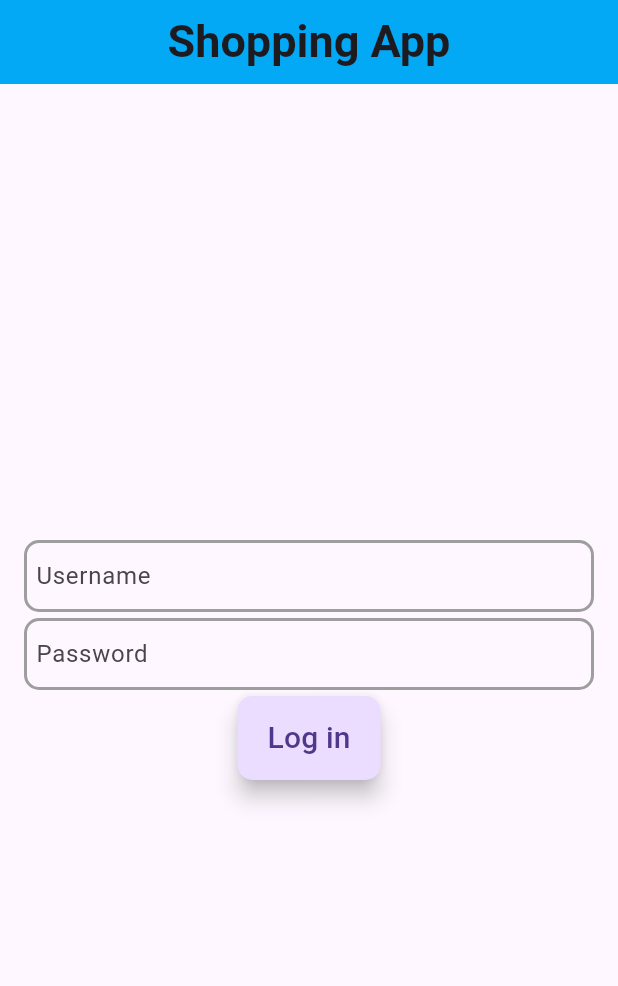
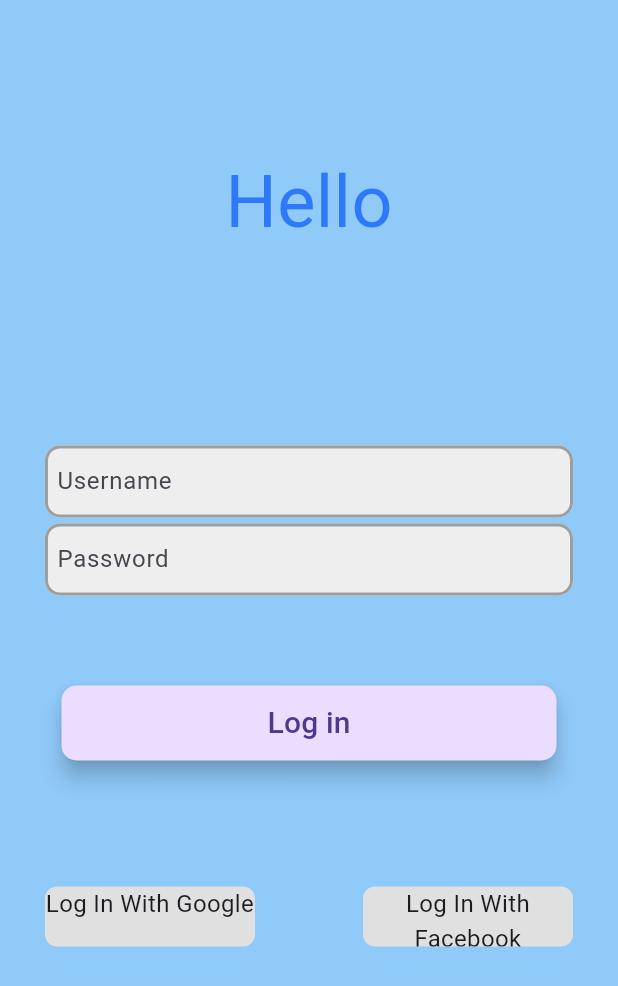
Before and after one commit to santiago-rey2/Simple_Shopping_App, a Flutter app: the screen it shows after launch, on a phone screen of 412 x 824 dp. Shown: the top 986 px of the screen. Run offline on Flutter 3.47's test engine with Material 3 defaults, Android fonts, the phone set to English and light mode, and no system bars; key blocks and very long unbroken strings in the code were emptied for the run.

Commit message:
cambio completo del diseño en la pagina de login

```diff
--- a/simple_shopping/lib/views/loginpage.dart
+++ b/simple_shopping/lib/views/loginpage.dart
@@ -8,32 +8,28 @@ class LoginPage extends StatelessWidget {
   @override
   Widget build(BuildContext context) {
     return Scaffold(
-      appBar: AppBar(
-        title: Text(
-          logintitle,
-          style: const TextStyle(fontSize: 30, fontWeight: FontWeight.bold),
+      body: Container(
+        color: Colors.blue[200],
+        child: Column(crossAxisAlignment: CrossAxisAlignment.center, children: [
+          Container(
+            margin: const EdgeInsetsDirectional.only(top: 100),
+            child: const Text(
+              'Hello',
+              style: TextStyle(
+                  fontSize: 48, color: Color.fromARGB(255, 46, 121, 250)),
             ),
-        centerTitle: true,
-        backgroundColor: Colors.lightBlue,
           ),
-      body: Center(
-        child: SingleChildScrollView(
-          child: Padding(
-            padding: const EdgeInsets.all(8.0),
-            child: Column(
-                mainAxisAlignment: MainAxisAlignment.center,
-                crossAxisAlignment: CrossAxisAlignment.center,
-                children: [
           //Box de texto para introducir el usuario
           Container(
+            decoration: BoxDecoration(
+                color: Colors.grey[200],
+                borderRadius: BorderRadius.circular(10)),
             foregroundDecoration: BoxDecoration(
                 border: Border.all(
-                            width: 2,
-                            color: Colors.grey,
-                            style: BorderStyle.solid),
+                    width: 2, color: Colors.grey, style: BorderStyle.solid),
                 borderRadius: BorderRadius.circular(10)),
             padding: const EdgeInsets.symmetric(horizontal: 8),
-                    margin: const EdgeInsets.symmetric(horizontal: 8),
+            margin: const EdgeInsets.only(top: 128, left: 30, right: 30),
             child: const TextField(
               decoration: InputDecoration(
                 border: InputBorder.none,
@@ -41,19 +37,17 @@ class LoginPage extends StatelessWidget {
               ),
             ),
           ),
-                  const SizedBox(
-                    height: 4,
-                  ),
           //Input Box de texto para introducir la contraseña del usuario
           Container(
+            decoration: BoxDecoration(
+                color: Colors.grey[200],
+                borderRadius: BorderRadius.circular(10)),
             foregroundDecoration: BoxDecoration(
                 border: Border.all(
-                            width: 2,
-                            color: Colors.grey,
-                            style: BorderStyle.solid),
+                    width: 2, color: Colors.grey, style: BorderStyle.solid),
                 borderRadius: BorderRadius.circular(10)),
             padding: const EdgeInsets.symmetric(horizontal: 8),
-                    margin: const EdgeInsets.symmetric(horizontal: 8),
+            margin: const EdgeInsets.only(top: 4, left: 30, right: 30),
             child: const TextField(
               decoration: InputDecoration(
                 border: InputBorder.none,
@@ -61,11 +55,12 @@ class LoginPage extends StatelessWidget {
               ),
             ),
           ),
-                  const SizedBox(
-                    height: 4,
-                  ),
           //Boton de acceso al log
-                  FloatingActionButton.extended(
+          Container(
+            width: 330,
+            height: 50,
+            margin: const EdgeInsets.only(top: 60),
+            child: FloatingActionButton.extended(
               onPressed: () {
                 Navigator.pushReplacementNamed(context, '/productlist');
               },
@@ -75,10 +70,41 @@ class LoginPage extends StatelessWidget {
                 'Log in',
                 style: TextStyle(fontSize: 20),
               ),
-                  )
-                ]),
             ),
           ),
+          Container(
+            margin: const EdgeInsets.only(top: 84, left: 30, right: 30),
+            child: Row(
+              mainAxisAlignment: MainAxisAlignment.spaceBetween,
+              children: [
+                Container(
+                  width: 140,
+                  height: 40,
+                  decoration: BoxDecoration(
+                      color: Colors.grey[300],
+                      borderRadius: BorderRadius.circular(8)),
+                  child: const Text(
+                    'Log In With Google',
+                    style: TextStyle(fontSize: 16),
+                    textAlign: TextAlign.center,
+                  ),
+                ),
+                Container(
+                  width: 140,
+                  height: 40,
+                  decoration: BoxDecoration(
+                      color: Colors.grey[300],
+                      borderRadius: BorderRadius.circular(8)),
+                  child: const Text(
+                    'Log In With Facebook',
+                    style: TextStyle(fontSize: 16),
+                    textAlign: TextAlign.center,
+                  ),
+                )
+              ],
+            ),
+          ),
+        ]),
       ),
     );
   }
```
Also changed, not shown: Figma/Images/cart.png (added), Figma/Images/facebook-logo-2019.png (added), Figma/Images/images.png (added). Lines whose indentation alone changed are shown as unchanged.
